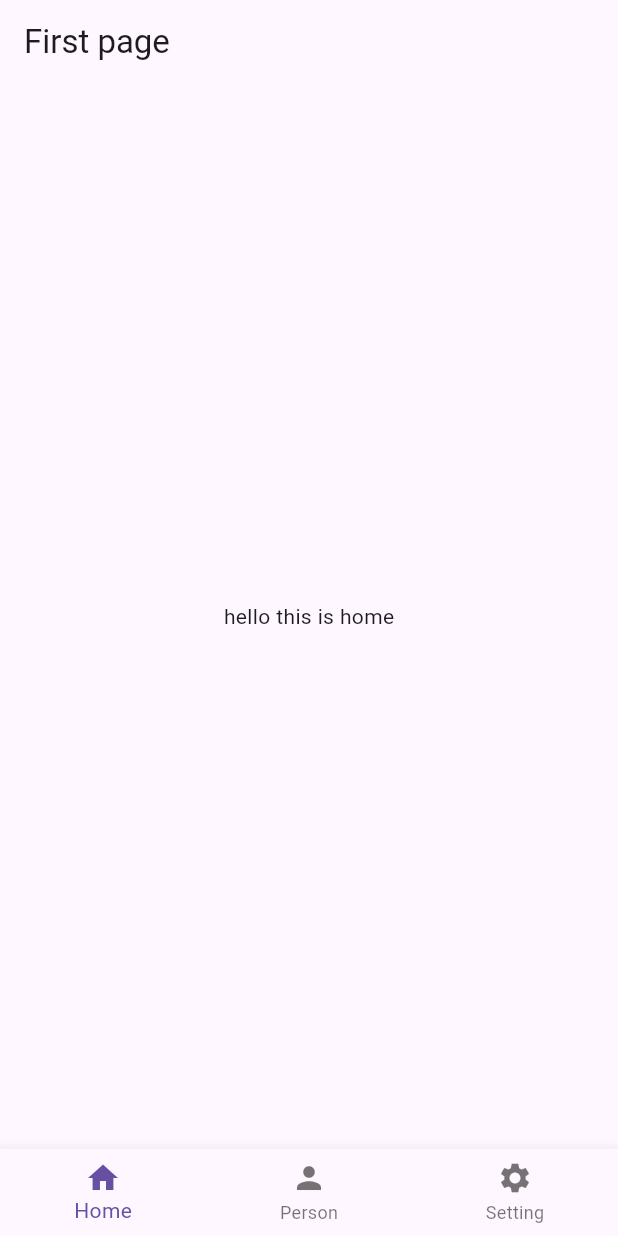
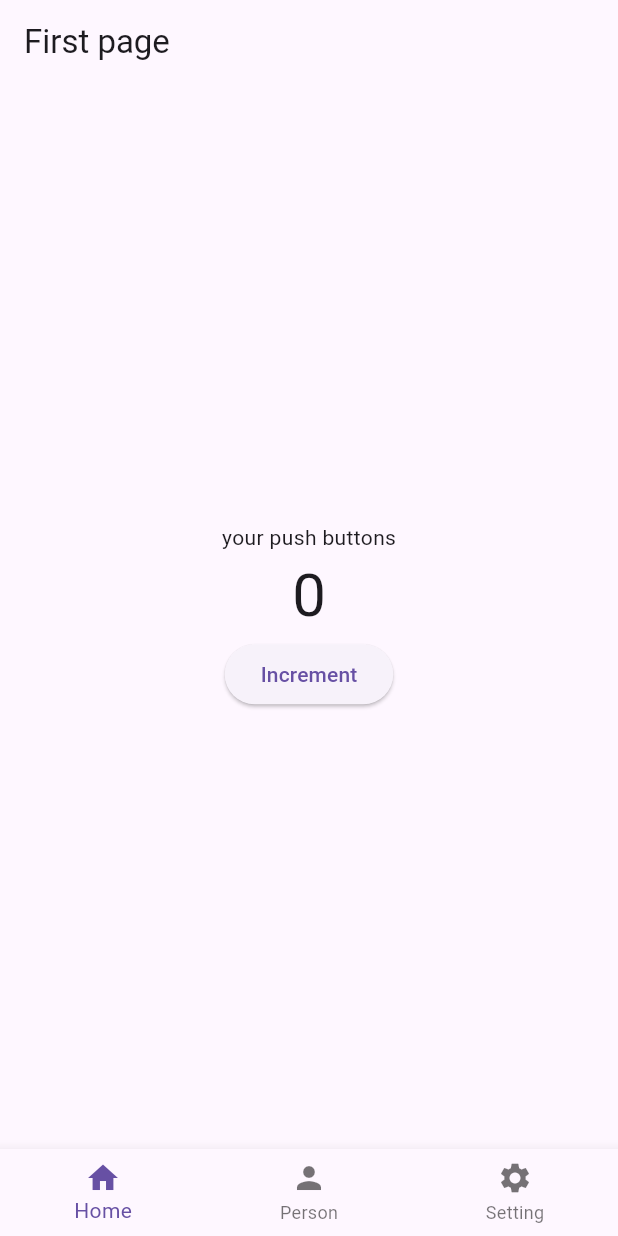
Before and after one commit to mirajgansi/fkutter-learning, a Flutter app: the screen it shows after launch, on a phone screen of 412 x 824 dp. Run offline on Flutter 3.47's test engine with Material 3 defaults, Android fonts, the phone set to English and light mode, and no system bars.

```diff
--- a/lib/main.dart
+++ b/lib/main.dart
@@ -1,7 +1,4 @@
-import 'dart:async';
-
 import 'package:flutter/material.dart';
-import 'package:flutter/rendering.dart';
 import 'package:test_app/pages/first_page.dart';
 import 'package:test_app/pages/home_page.dart';
 import 'package:test_app/pages/profile_page.dart';
--- a/lib/pages/home_page.dart
+++ b/lib/pages/home_page.dart
@@ -1,10 +1,37 @@
 import 'package:flutter/material.dart';
 
-class HomePage extends StatelessWidget {
+class HomePage extends StatefulWidget {
   const HomePage({super.key});
 
   @override
+  State<HomePage> createState() => _HomePageState();
+}
+
+class _HomePageState extends State<HomePage> {
+  int _counter = 0;
+
+  void _increamentCounter() {
+    setState(() {
+      _counter++;
+    });
+  }
+
+  @override
   Widget build(BuildContext context) {
-    return Scaffold(body: Center(child: Text("hello this is home")));
+    return Scaffold(
+      body: Center(
+        child: Column(
+          mainAxisAlignment: MainAxisAlignment.center,
+          children: [
+            Text("your push buttons"),
+            Text(_counter.toString(), style: TextStyle(fontSize: 40)),
+            ElevatedButton(
+              onPressed: _increamentCounter,
+              child: Text("Increment"),
+            ),
+          ],
+        ),
+      ),
+    );
   }
 }
```
